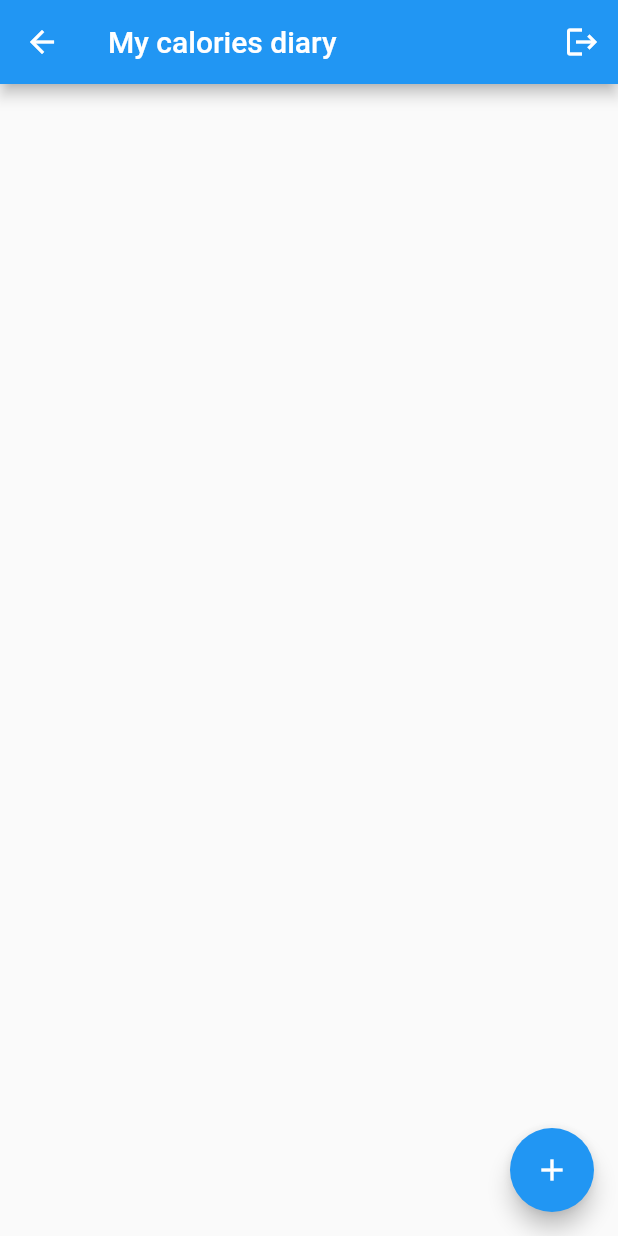
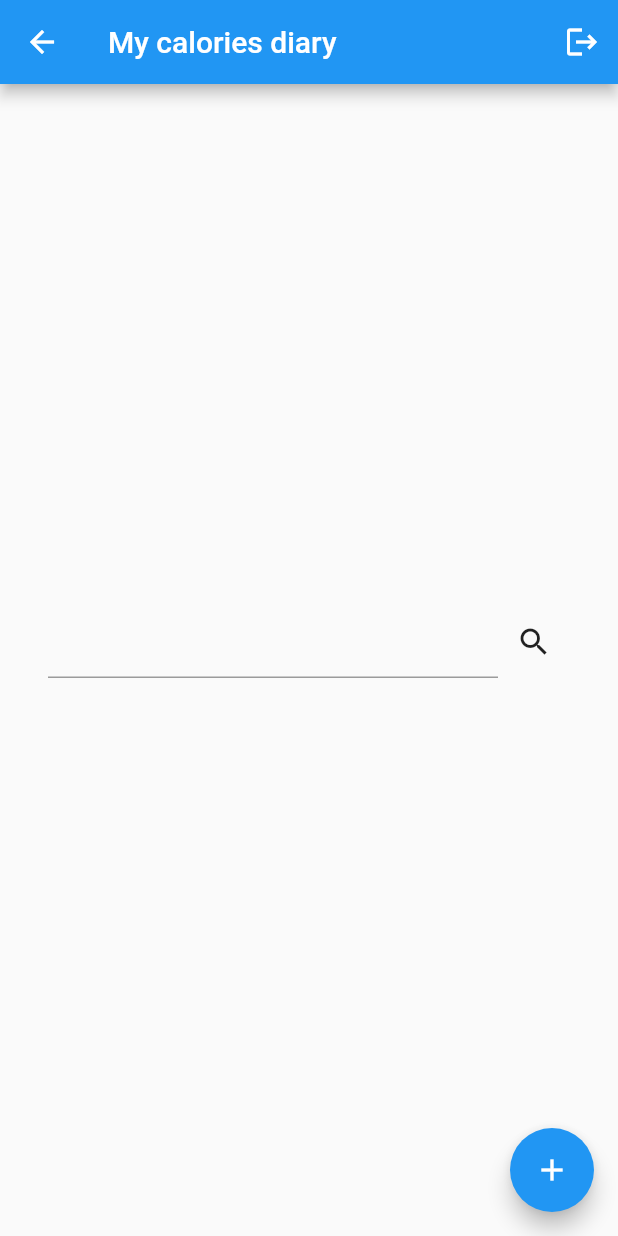
Before and after one commit to korablique/calories_db_project, a Flutter app: the HomePage screen opened directly, on a phone screen of 412 x 824 dp. Run offline on Flutter 3.47's test engine with Material 2 defaults, Android fonts, the phone set to English and light mode, and no system bars; missing offline and left inert: postgres.

Commit message:
add search functionality

```diff
--- a/lib/home_page.dart
+++ b/lib/home_page.dart
@@ -27,7 +27,8 @@ class HomePage extends StatefulWidget {
 class _HomePageState extends State<HomePage>
     implements FoodstuffsStorageListener {
   final _foodstuffs = <Foodstuff>[];
-  bool _amIAdmin = false;
+  var _amIAdmin = false;
+  final _searchController = TextEditingController();
 
   @override
   void initState() {
@@ -79,11 +80,27 @@ class _HomePageState extends State<HomePage>
       ),
       body: Center(
           child: Column(
+        crossAxisAlignment: CrossAxisAlignment.center,
+        mainAxisAlignment: MainAxisAlignment.center,
         children: [
           _amIAdmin
               ? TextButton(
                   onPressed: _deleteDatabase, child: Text('Delete database'))
               : const SizedBox.shrink(),
+          Row(
+            crossAxisAlignment: CrossAxisAlignment.center,
+            mainAxisAlignment: MainAxisAlignment.center,
+            children: [
+              SizedBox(
+                  width: 300, child: TextField(controller: _searchController)),
+              IconButton(
+                  onPressed: () {
+                    _searchFoodstuffs();
+                  },
+                  icon: const Icon(Icons.search)),
+            ],
+          ),
+          const SizedBox(height: 24),
           ListView(
             shrinkWrap: true,
             children: _foodstuffs
@@ -136,6 +153,16 @@ class _HomePageState extends State<HomePage>
     await storage.deleteFoodstuff(e.id);
   }
 
+  void _searchFoodstuffs() async {
+    final storage = FoodstuffsStorage.instance();
+    final foundFoodstuffs =
+        await storage.searchFoodstuffs(_searchController.text);
+    setState(() {
+      _foodstuffs.clear();
+      _foodstuffs.addAll(foundFoodstuffs);
+    });
+  }
+
   void _deleteDatabase() async {
     await PsqlConnectionHolder.deleteDatabase();
   }
```
Also changed, not shown: lib/foodstuffs_storage.dart (+24 -0 lines), 1 other file.
